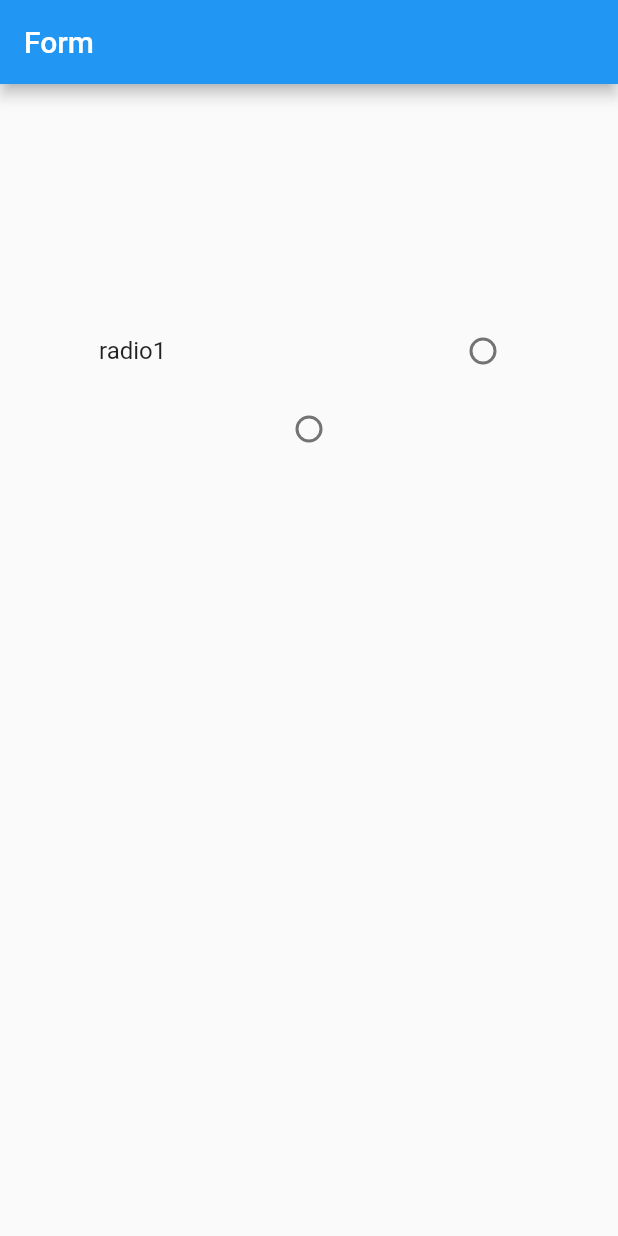
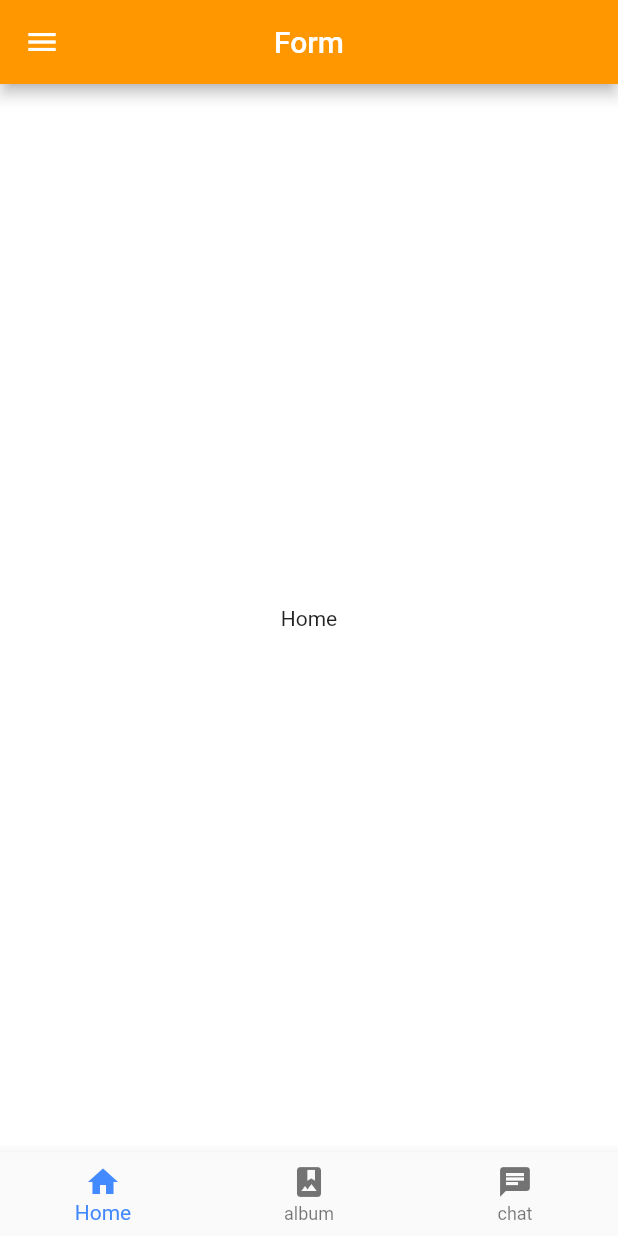
Before and after one commit to loftbett/Smapho_App1, a Flutter app: the screen it shows after launch, on a phone screen of 412 x 824 dp. Run offline on Flutter 3.47's test engine with Material 2 defaults, Android fonts, the phone set to English and light mode, and no system bars.

```diff
--- a/sell_history/lib/main.dart
+++ b/sell_history/lib/main.dart
@@ -17,15 +17,80 @@ void main() {
 class MyApp extends StatelessWidget {
   @override
   Widget build(BuildContext context) {
-    return MaterialApp(
-        // これより下部はWidget(アプリ)の形を定義
-        home: Scaffold(appBar: AppBar(title: Text('Form')), body: RadioTest()));
-    // 試作アプリを動かす場合は下記
-    // home: SellHistoryMain());
+//    return sellAppMain(context); // 試作アプリ実行用
+    return testMain(context); // テストアプリ実行用
   }
 }
 
-/**
+Widget testMain(BuildContext context) {
+  return MaterialApp(
+      // これより下部はWidget(アプリ)の形を定義
+      home: Scaffold(
+          appBar: AppBar(
+            leading: Icon(Icons.menu),
+            backgroundColor: Colors.orange,
+            title: Text('Form'),
+            centerTitle: true,
+          ),
+          body: AppButtonTest()));
+}
+
+/*
+  下部ボタンのテストクラス
+*/
+class AppButtonTest extends StatefulWidget {
+  @override
+  _AppButtonTestState createState() => _AppButtonTestState();
+}
+
+class _AppButtonTestState extends State<AppButtonTest> {
+  int _currentIndex = 0;
+  final _pageWidget = [
+    PageWidget(color: Colors.white, title: 'Home'),
+    PageWidget(color: Colors.blue, title: 'album'),
+    PageWidget(color: Colors.orange, title: 'chat'),
+  ];
+  @override
+  Widget build(BuildContext context) {
+    return Scaffold(
+      body: _pageWidget.elementAt(_currentIndex),
+      bottomNavigationBar: BottomNavigationBar(
+        items: [
+          BottomNavigationBarItem(
+              icon: Icon(Icons.home),
+              title: Text('Home'),
+              backgroundColor: Colors.red),
+          BottomNavigationBarItem(
+              icon: Icon(Icons.photo_album),
+              title: Text('album'),
+              backgroundColor: Colors.green),
+          BottomNavigationBarItem(icon: Icon(Icons.chat), title: Text('chat')),
+        ],
+        currentIndex: _currentIndex,
+        fixedColor: Colors.blueAccent,
+        onTap: _onItemTapped,
+        type: BottomNavigationBarType
+            .fixed, // shiftingにした場合はBarItemのバックグラウンドカラーを設定する
+      ),
+    );
+  }
+
+  void _onItemTapped(int index) => setState(() => _currentIndex = index);
+}
+
+class PageWidget extends StatelessWidget {
+  final Color color;
+  final String title;
+
+  PageWidget({Key key, this.color, this.title}) : super(key: key);
+
+  @override
+  Widget build(BuildContext context) {
+    return Container(color: color, child: Center(child: Text(title)));
+  }
+}
+
+/*
  * ボタンテストクラス
  */
 class OnOffButton extends StatefulWidget {
@@ -49,6 +114,7 @@ class _OnOffButtonState extends State<OnOffButton> {
   @override
   Widget build(BuildContext context) {
     Color onoffColor = _onoffState ? Colors.red : Colors.grey;
+
     return Container(
         padding: EdgeInsets.all(50.0),
         child: Column(children: <Widget>[
@@ -76,7 +142,7 @@ class _OnOffButtonState extends State<OnOffButton> {
   }
 }
 
-/**
+/*
  * テキスト入力テストクラス
  */
 class ChangeForm extends StatefulWidget {
@@ -138,7 +204,7 @@ class _ChangeFormState extends State<ChangeForm> {
   }
 }
 
-/**
+/*
  * チェンジボックステスト
  * Todoリストに利用！
  * ListのどれがタップされたかはControllerを追加して認識する？
@@ -193,7 +259,7 @@ class _CheckboxTestState extends State<CheckboxTest> {
   }
 }
 
-/**
+/*
  * Radioテスト
  */
 class RadioTest extends StatefulWidget {
@@ -254,7 +320,120 @@ class _RadioTestState extends State<RadioTest> {
         ));
   }
 }
-/**
+
+/*
+　スイッチテスト
+*/
+class SwitchTest extends StatefulWidget {
+  @override
+  _SwitchTestState createState() => _SwitchTestState();
+}
+
+class _SwitchTestState extends State<SwitchTest> {
+  bool _active = false;
+
+  void _hundleSwitch(bool e) => setState(() => _active = e);
+
+  @override
+  Widget build(BuildContext context) {
+    return Container(
+        padding: EdgeInsets.all(50.0),
+        child: Column(
+          children: <Widget>[
+            Icon(
+              Icons.thumb_up,
+              color: _active ? Colors.red : Colors.grey,
+              size: 100.0,
+            ),
+            Switch(
+              value: _active,
+              onChanged: _hundleSwitch,
+            )
+          ],
+        ));
+  }
+}
+
+/*
+  スライダーテスト
+*/
+class SliderTest extends StatefulWidget {
+  @override
+  _SliderTestState createState() => _SliderTestState();
+}
+
+class _SliderTestState extends State<SliderTest> {
+  double _value = 0.0;
+  double _startValue = 0.0;
+  double _endValue = 0.0;
+
+  void _hundleSliderValue(double e) => setState(() => _value = e);
+  void _hundleSliderStartValue(double e) => setState(() => _startValue = e);
+  void _hundleSliderEndValue(double e) => setState(() => _endValue = e);
+
+  @override
+  Widget build(BuildContext context) {
+    return Container(
+        padding: EdgeInsets.all(50.0),
+        child: Column(
+          children: [
+            Center(child: Text('現在値: ${_value}')),
+            Center(child: Text('開始時の値: ${_startValue}')),
+            Center(child: Text('終了時の値: ${_endValue}')),
+            Slider(
+              label: '${_value}',
+              min: 0,
+              max: 10,
+              value: _value,
+              activeColor: Colors.orange,
+              inactiveColor: Colors.blueAccent,
+              divisions: 10,
+              onChanged: _hundleSliderValue,
+              onChangeStart: _hundleSliderStartValue,
+              onChangeEnd: _hundleSliderEndValue,
+            )
+          ],
+        ));
+  }
+}
+
+/*
+　日付選択のテストクラス
+*/
+class DatePickerTest extends StatefulWidget {
+  @override
+  _DatePickerTestState createState() => _DatePickerTestState();
+}
+
+class _DatePickerTestState extends State<DatePickerTest> {
+  TimeOfDay _date = new TimeOfDay.now();
+
+  Future<Null> _selectDate(BuildContext context) async {
+    final TimeOfDay picked = await showTimePicker(
+      context: context,
+      initialTime: _date,
+    );
+    if (picked != null)
+      setState(() {
+        _date = picked;
+      });
+  }
+
+  @override
+  Widget build(BuildContext context) {
+    return Container(
+        padding: EdgeInsets.all(50.0),
+        child: Column(
+          children: [
+            Center(child: Text("${_date}")),
+            RaisedButton(
+                onPressed: () => _selectDate(context), child: Text('時間選択'))
+          ],
+        ));
+  }
+}
+
+/*
  * ダイアログテストクラス
  */
 // enum Answer { YES, NO }
```
